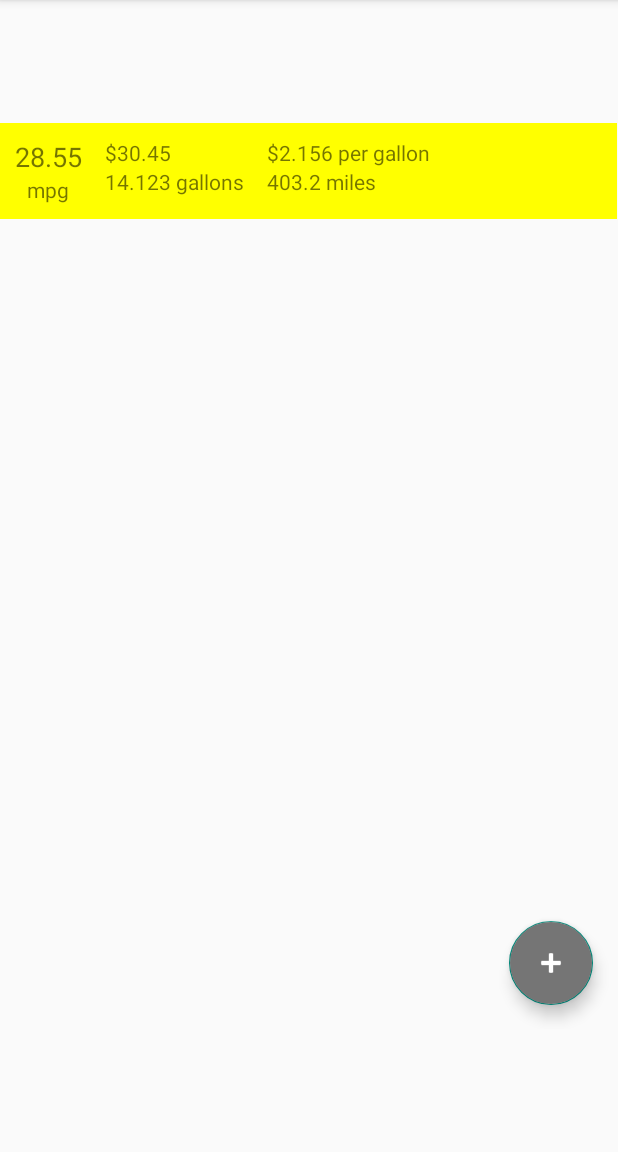
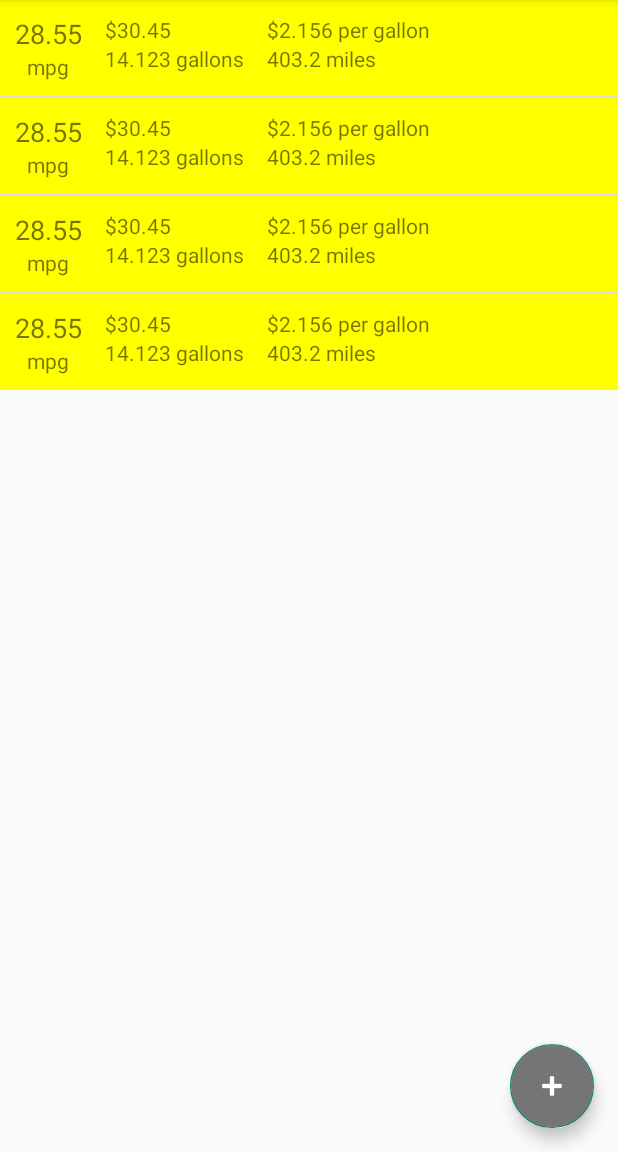
Before and after one commit to randragon42/mpg-android-practice-app, an Android app: the screen it shows after launch (MainActivity), on a phone screen of 412 x 824 dp, the part 84-1236 px from its top. Run offline under Robolectric (Android 15) with nearby library versions, the phone set to English and light mode, and no system bars.

Commit message:
fix listview to show more than one item correctly use constraint layout in main activity

```diff
--- a/app/src/main/java/com/example/joshgr/mpgtracker/TripListFragment.java
+++ b/app/src/main/java/com/example/joshgr/mpgtracker/TripListFragment.java
@@ -44,7 +44,10 @@ public class TripListFragment extends Fragment {
         ArrayList<TripDataItem> tripList = db.getAllTrips();
 
         if(tripList.size() == 0){
-            tripList.add(createNewTrip());
+            tripList.add(createNewTrip(0));
+            tripList.add(createNewTrip(1));
+            tripList.add(createNewTrip(2));
+            tripList.add(createNewTrip(3));
         }
 
         TripArrayAdapter tripArrayAdapter = new TripArrayAdapter(view.getContext(), R.layout.trip_item, tripList);
@@ -79,7 +82,9 @@ public class TripListFragment extends Fragment {
                             .commit();
     }
 
-    private TripDataItem createNewTrip(){
-        return new TripDataItem(new Date(), 14.123, 403.2, 30.45);
+    private TripDataItem createNewTrip(int hours){
+        Date date = new Date();
+        date.setHours(date.getHours() - hours);
+        return new TripDataItem(date, 14.123, 403.2, 30.45);
     }
 }
--- a/app/src/main/res/layout/activity_main.xml
+++ b/app/src/main/res/layout/activity_main.xml
@@ -11,28 +11,29 @@
 
     <android.widget.Toolbar
         android:id="@+id/toolbar"
-        android:layout_width="413dp"
+        android:layout_width="0dp"
         android:layout_height="56dp"
         android:background="?attr/colorPrimaryDark"
         android:elevation="4dp"
         android:theme="@style/ThemeOverlay.AppCompat.ActionBar"
-        app:popupTheme="@style/ThemeOverlay.AppCompat.Light"
+        android:visibility="visible"
+        app:layout_constraintLeft_toLeftOf="parent"
         app:layout_constraintRight_toRightOf="parent"
-        app:layout_constraintLeft_toLeftOf="parent"
         app:layout_constraintTop_toTopOf="parent"
-        android:layout_marginTop="0dp" />
+        app:popupTheme="@style/ThemeOverlay.AppCompat.Light" />
 
     <LinearLayout
         android:id="@+id/fragmentContainer"
-        android:layout_width="411dp"
-        android:layout_height="604dp"
-        android:layout_marginLeft="0dp"
-        android:layout_marginTop="0dp"
+        android:layout_width="0dp"
+        android:layout_height="0dp"
         android:orientation="vertical"
         app:layout_constraintLeft_toLeftOf="parent"
+        app:layout_constraintRight_toRightOf="parent"
+        app:layout_constraintBottom_toBottomOf="parent"
+        android:layout_marginBottom="0dp"
+        android:layout_marginTop="0dp"
         app:layout_constraintTop_toBottomOf="@+id/toolbar"
-        app:layout_constraintBottom_toBottomOf="parent"
-        android:layout_marginBottom="0dp">
+        app:layout_constraintHorizontal_bias="0.0">
 
     </LinearLayout>
 
--- a/app/src/main/res/layout/fragment_trip_list.xml
+++ b/app/src/main/res/layout/fragment_trip_list.xml
@@ -5,11 +5,6 @@
     android:layout_height="match_parent"
     tools:context="com.example.joshgr.mpgtracker.TripListFragment">
 
-
-
-    <ScrollView
-        android:layout_width="match_parent"
-        android:layout_height="wrap_content">
     <LinearLayout
         android:layout_width="match_parent"
         android:layout_height="wrap_content"
@@ -25,8 +20,6 @@
         </ListView>
     </LinearLayout>
 
-    </ScrollView>
-
     <android.support.design.widget.FloatingActionButton
         android:id="@+id/addTripButton"
         android:layout_width="wrap_content"
```
Lines whose indentation alone changed are shown as unchanged.
